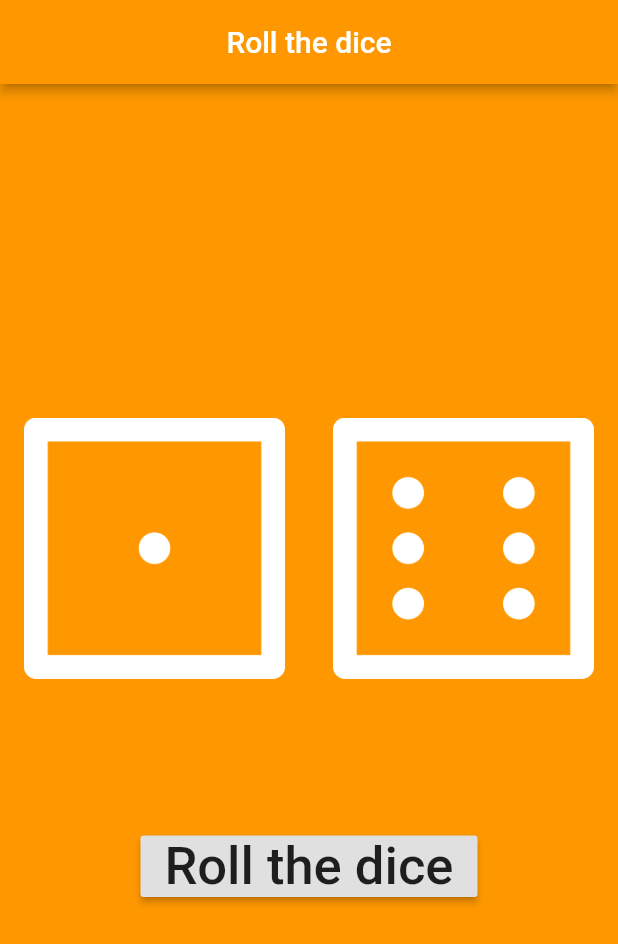
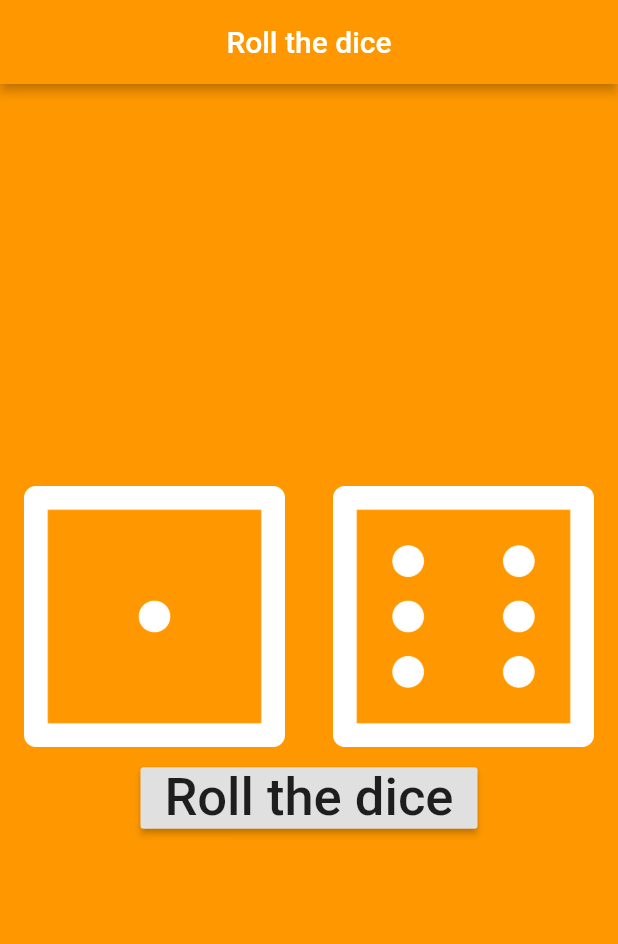
Before and after one commit to judexes/roll-the-dice, a Flutter app: the screen it shows after launch, on a phone screen of 412 x 824 dp. Shown: the top 944 px of the screen. Run offline on Flutter 3.47's test engine with Material 2 defaults, Android fonts, the phone set to English and light mode, and no system bars.

Commit message:
Random fix

```diff
--- a/lib/main.dart
+++ b/lib/main.dart
@@ -54,7 +54,7 @@ class _DicePageState extends State<DicePage> {
             ],
           ),
 
-          const SizedBox(height: 101),
+          const SizedBox(height: 10),
           RaisedButton(
             onPressed: () {
               setState(() {
```
